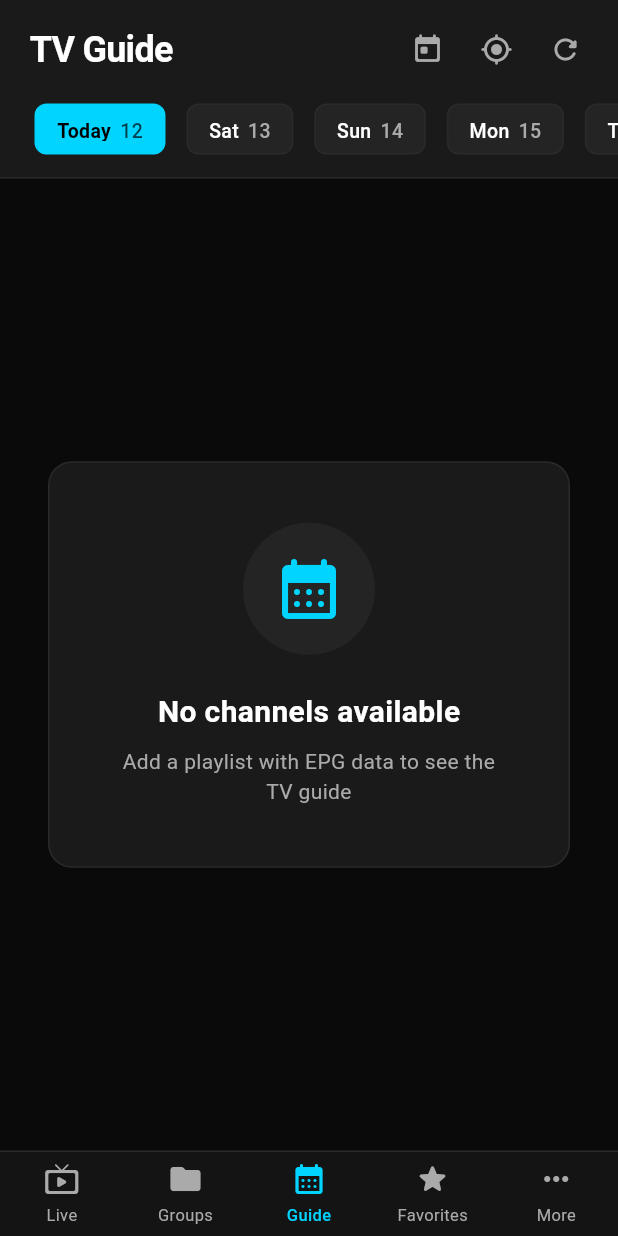
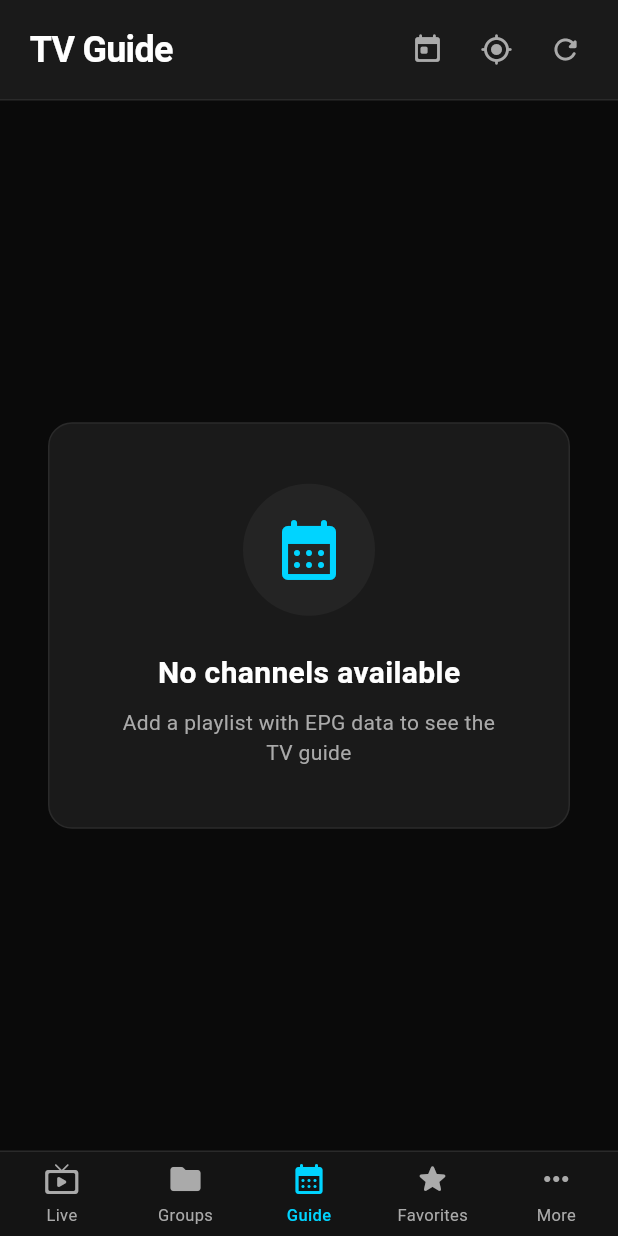
Before and after one commit to kilabyte/NovaTV, a Flutter app: the TvGuideScreen screen opened by its route, on a phone screen of 412 x 824 dp. Run offline on Flutter 3.47's test engine with Material 3 defaults, Android fonts, the phone set to English and light mode, and no system bars; our stand-ins replace cached_network_image, dio, equatable, flutter_riverpod, flutter_screenutil, fpdart and 5 more; missing offline and left inert: linked_scroll_controller, media_kit, media_kit_video, screen_retriever, window_manager; accounts and stored records are empty; statements that could not run were skipped.

Commit message:
guide: drop the date chip row, date picker takes over
The horizontal date chips duplicated the header's date-picker button
and cost 56px of vertical space; the program grid now gets it back.
Day selection still syncs from scrolling and the picker clamps to the
grid's 7-day range as before.

```diff
--- a/lib/features/epg/presentation/screens/tv_guide_screen.dart
+++ b/lib/features/epg/presentation/screens/tv_guide_screen.dart
@@ -300,7 +300,6 @@ class _TvGuideScreenState extends ConsumerState<TvGuideScreen> {
   @override
   Widget build(BuildContext context) {
     final channelsAsync = ref.watch(allChannelsProvider);
-    final selectedDate = ref.watch(selectedDateProvider);
     final selectedGroup = ref.watch(tvGuideSelectedGroupProvider);
     final groupsAsync = ref.watch(channelGroupsProvider);
     // Rebuild once per minute so the airing highlight, progress fills, LIVE
@@ -371,7 +370,7 @@ class _TvGuideScreenState extends ConsumerState<TvGuideScreen> {
       body: Column(
         children: [
           // Header
-          _buildHeader(context, groupsAsync, selectedGroup, selectedDate),
+          _buildHeader(context, groupsAsync, selectedGroup),
           // Main content
           Expanded(
             child: channelsAsync.when(
@@ -394,7 +393,9 @@ class _TvGuideScreenState extends ConsumerState<TvGuideScreen> {
     );
   }
 
-  Widget _buildHeader(BuildContext context, AsyncValue<List<String>> groupsAsync, String? selectedGroup, DateTime selectedDate) {
+  Widget _buildHeader(BuildContext context, AsyncValue<List<String>> groupsAsync, String? selectedGroup) {
+    // Date navigation lives in the date-picker icon button; the old chip row
+    // was dropped to give the program grid more vertical space.
     return Container(
       decoration: BoxDecoration(
         color: AppColors.surface,
@@ -402,12 +403,8 @@ class _TvGuideScreenState extends ConsumerState<TvGuideScreen> {
       ),
       child: SafeArea(
         bottom: false,
-        child: Column(
-          mainAxisSize: MainAxisSize.min,
-          children: [
-            // Title bar
-            Padding(
-              padding: const EdgeInsets.fromLTRB(20, 12, 12, 8),
+        child: Padding(
+          padding: const EdgeInsets.fromLTRB(20, 12, 12, 12),
           child: Row(
             children: [
               Text(
@@ -421,11 +418,6 @@ class _TvGuideScreenState extends ConsumerState<TvGuideScreen> {
               _IconButton(icon: Icons.refresh_rounded, onTap: () => _refreshEpg(context), tooltip: 'Refresh EPG'),
             ],
           ),
-            ),
-            // Date selector
-            _buildDateSelector(context, selectedDate),
-            const SizedBox(height: 8),
-          ],
         ),
       ),
     );
@@ -481,43 +473,6 @@ class _TvGuideScreenState extends ConsumerState<TvGuideScreen> {
       },
       loading: () => SizedBox(width: 24, height: 24, child: CircularProgressIndicator(strokeWidth: 2, valueColor: AlwaysStoppedAnimation<Color>(AppColors.primary))),
       error: (_, __) => const SizedBox.shrink(),
-    );
-  }
-
-  Widget _buildDateSelector(BuildContext context, DateTime selectedDate) {
-    final dateFormat = DateFormat.E();
-    final dates = List.generate(_daysToShow, (i) {
-      return _baseDate.add(Duration(days: i));
-    });
-
-    return SizedBox(
-      // 48 leaves real slack for the chips (36px content + border); at 44
-      // they fit with zero margin and Android's font metrics clipped the
-      // bottom edge.
-      height: 48,
-      child: ListView.builder(
-        scrollDirection: Axis.horizontal,
-        padding: const EdgeInsets.symmetric(horizontal: 16, vertical: 4),
-        itemCount: dates.length,
-        itemBuilder: (context, index) {
-          final date = dates[index];
-          final isSelected = date.year == selectedDate.year && date.month == selectedDate.month && date.day == selectedDate.day;
-          final isToday = date.year == DateTime.now().year && date.month == DateTime.now().month && date.day == DateTime.now().day;
-
-          return Padding(
-            padding: const EdgeInsets.symmetric(horizontal: 4),
-            child: _DateChip(
-              date: date,
-              label: isToday ? 'Today' : dateFormat.format(date),
-              isSelected: isSelected,
-              onTap: () {
-                ref.read(selectedDateProvider.notifier).state = date;
-                _scrollToDate(date);
-              },
-            ),
-          );
-        },
-      ),
     );
   }
 
@@ -1268,59 +1223,6 @@ class _IconButtonState extends State<_IconButton> {
   }
 }
 
-class _DateChip extends StatefulWidget {
-  final DateTime date;
-  final String label;
-  final bool isSelected;
-  final VoidCallback onTap;
-
-  const _DateChip({required this.date, required this.label, required this.isSelected, required this.onTap});
-
-  @override
-  State<_DateChip> createState() => _DateChipState();
-}
-
-class _DateChipState extends State<_DateChip> {
-  bool _isHovered = false;
-
-  @override
-  Widget build(BuildContext context) {
-    return TvFocusable(
-      onTap: widget.onTap,
-      child: MouseRegion(
-        onEnter: (_) => setState(() => _isHovered = true),
-        onExit: (_) => setState(() => _isHovered = false),
-        child: Container(
-          padding: const EdgeInsets.symmetric(horizontal: 14, vertical: 8),
-          decoration: BoxDecoration(
-            color: widget.isSelected
-                ? AppColors.primary
-                : _isHovered
-                ? AppColors.surfaceHover
-                : AppColors.surfaceElevated,
-            borderRadius: BorderRadius.circular(8),
-            border: Border.all(color: widget.isSelected ? AppColors.primary : AppColors.border),
-          ),
-          child: Row(
-            mainAxisSize: MainAxisSize.min,
-            children: [
-              Text(
-                widget.label,
-                style: TextStyle(color: widget.isSelected ? Colors.black : AppColors.textPrimary, fontSize: 13, fontWeight: widget.isSelected ? FontWeight.w700 : FontWeight.w500),
-              ),
-              const SizedBox(width: 6),
-              Text(
-                '${widget.date.day}',
-                style: TextStyle(color: widget.isSelected ? Colors.black.withValues(alpha: 0.7) : AppColors.textSecondary, fontSize: 13, fontWeight: FontWeight.w500),
-              ),
-            ],
-          ),
-        ),
-      ),
-    );
-  }
-}
-
 class _ChannelTile extends StatefulWidget {
   final Channel channel;
   final double height;
```
Lines whose indentation alone changed are shown as unchanged.
